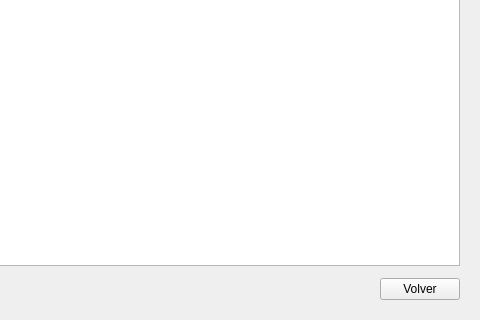
Qt form vista/reservas/reservas.ui (segovia-gabriel/ProyectoFinal-PracticasII) before a commit; both pictures show x 420 to 900 and y 220 to 540 of the 900 by 540 pixel window.
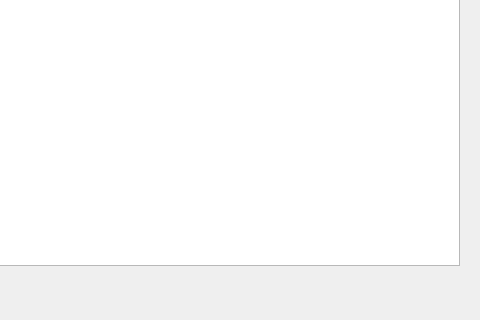
The same form after that commit.

The edit to the form file:
```diff
--- a/vista/reservas/reservas.ui
+++ b/vista/reservas/reservas.ui
@@ -1,7 +1,7 @@
 <?xml version="1.0" encoding="UTF-8"?>
 <ui version="4.0">
  <class>VentanaReservas</class>
- <widget class="QMainWindow" name="VentanaReservas">
+ <widget class="QWidget" name="VentanaReservas">
   <property name="geometry">
    <rect>
     <x>0</x>
@@ -13,7 +13,6 @@
   <property name="windowTitle">
    <string>Reservas</string>
   </property>
-  <widget class="QWidget" name="widget_central">
    <layout class="QVBoxLayout" name="layout_principal">
     <property name="spacing">
      <number>12</number>
@@ -196,17 +195,9 @@
         </property>
        </spacer>
       </item>
-      <item>
-       <widget class="QPushButton" name="pushButton_volver">
-        <property name="text">
-         <string>Volver</string>
-        </property>
-       </widget>
-      </item>
      </layout>
     </item>
    </layout>
-  </widget>
  </widget>
  <resources/>
  <connections/>
```
